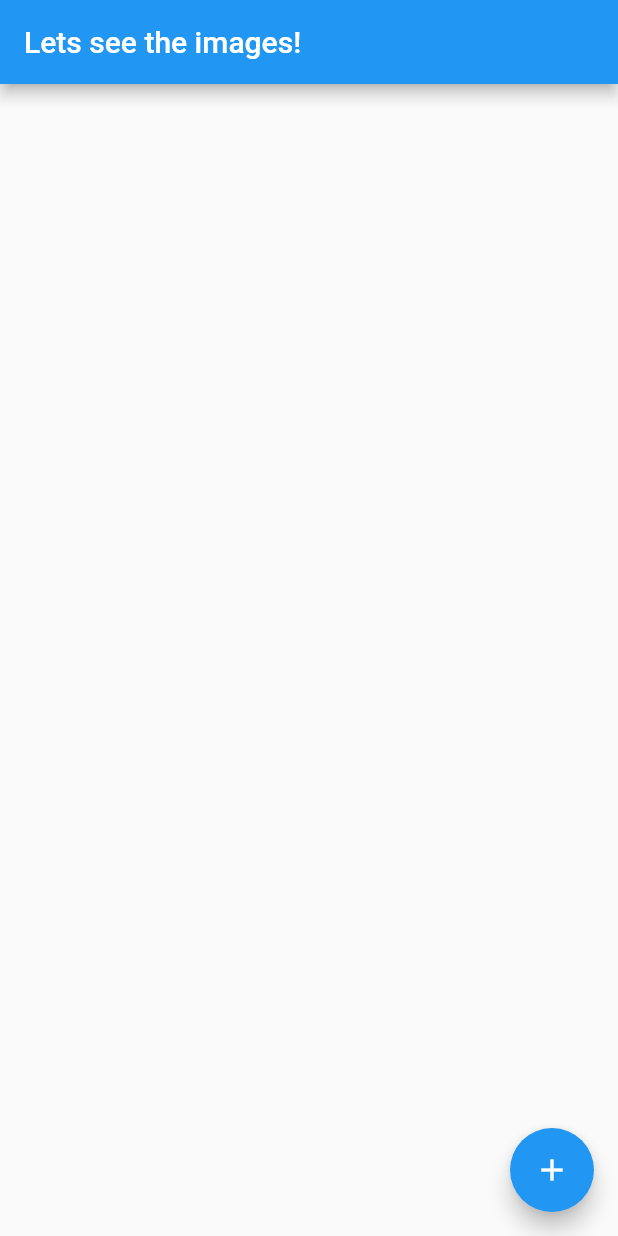
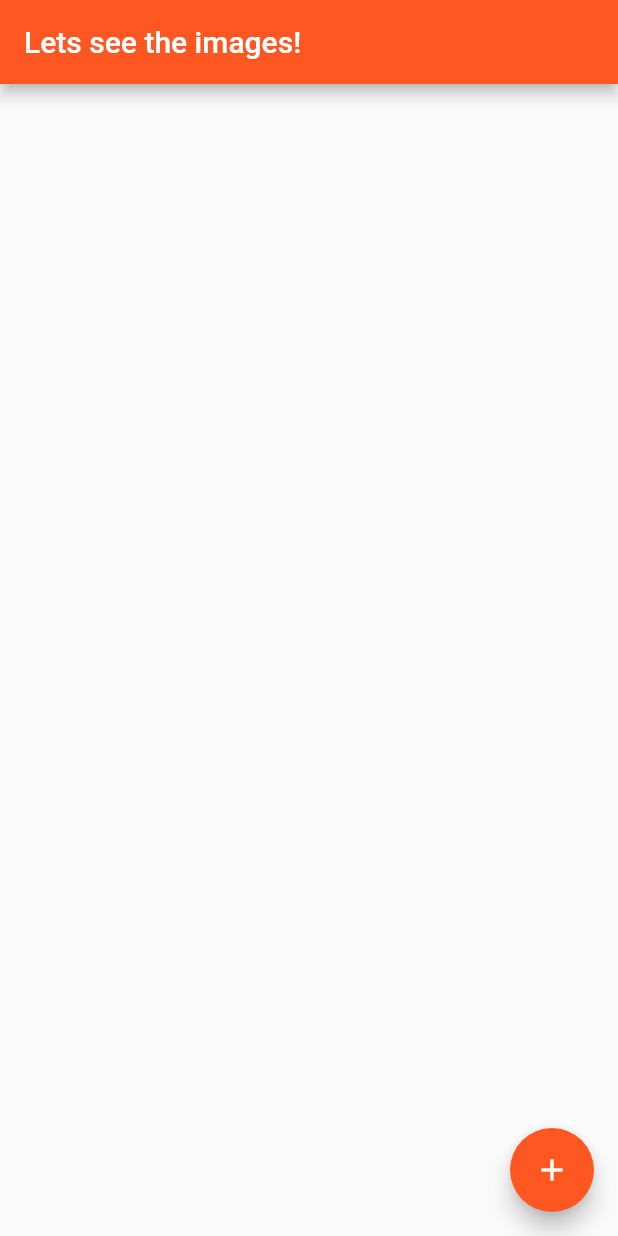
Before and after one commit to Dawlatzai/flutter-pics, a Flutter app: the screen it shows after launch, on a phone screen of 412 x 824 dp. Run offline on Flutter 3.47's test engine with Material 2 defaults, Android fonts, the phone set to English and light mode, and no system bars.

Commit message:
Change theme of applicantion

```diff
--- a/lib/src/app.dart
+++ b/lib/src/app.dart
@@ -43,7 +43,10 @@ class AppState extends State<App> {
       appBar: AppBar(
         title: Text('Lets see the images!'),
       ),
-    )
+    ),
+    theme: ThemeData(
+        primarySwatch: Colors.deepOrange,
+      ),
   );
   }
 }
```
